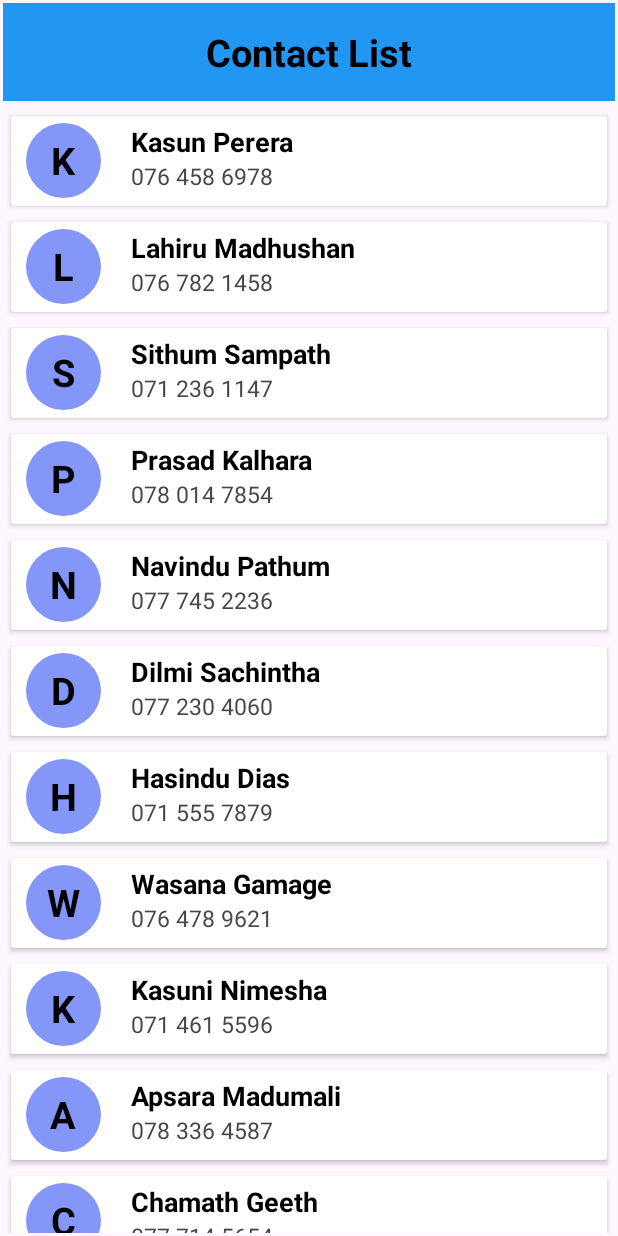
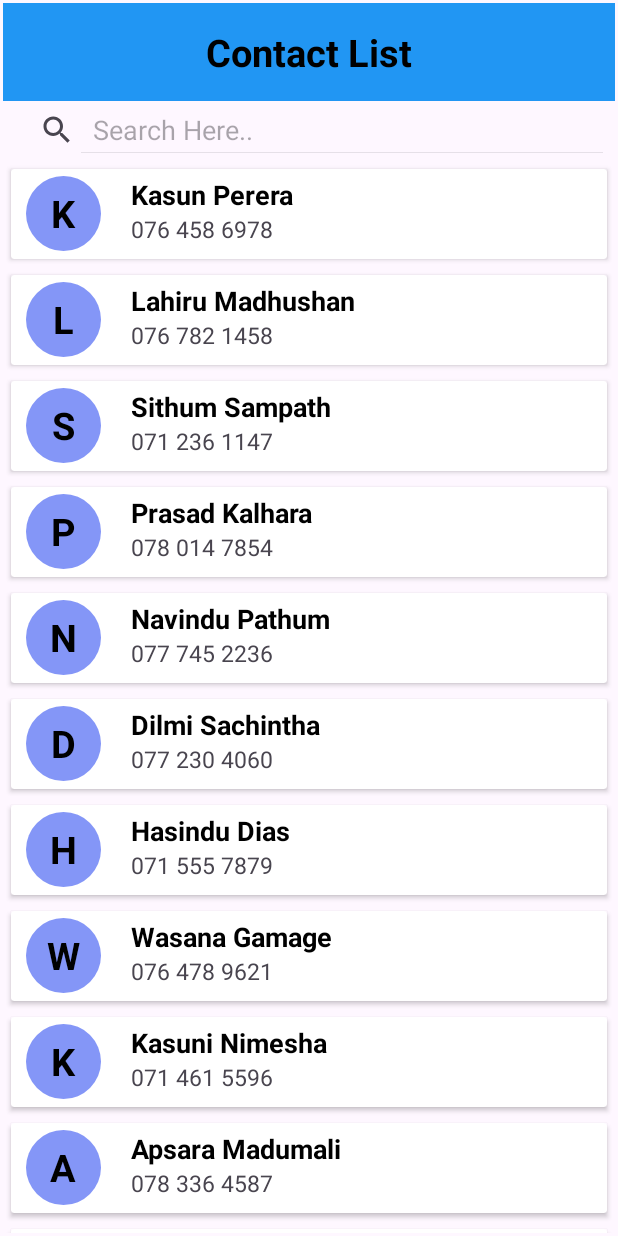
Before and after one commit to gschamika/Contacts-List-App, an Android app: the screen it shows after launch (MainActivity), on a phone screen of 412 x 824 dp. Run offline under Robolectric (Android 15) with nearby library versions, the phone set to English and light mode, and no system bars.

Commit message:
change 8 (search function)

```diff
--- a/app/src/main/java/com/example/contactslistapp/MainActivity.java
+++ b/app/src/main/java/com/example/contactslistapp/MainActivity.java
@@ -1,18 +1,18 @@
 package com.example.contactslistapp;
 
 import android.os.Bundle;
-import android.view.View;
-import android.widget.LinearLayout;
-
 import androidx.appcompat.app.AppCompatActivity;
+import androidx.appcompat.widget.SearchView;
 import androidx.recyclerview.widget.LinearLayoutManager;
 import androidx.recyclerview.widget.RecyclerView;
 import java.util.ArrayList;
+import java.util.List;
 
 public class MainActivity extends AppCompatActivity {
     private RecyclerViewAdapter adapter;
     private ArrayList<Contact> contactArrayList;
     private RecyclerView recyclerView;
+    private SearchView searchView;
 
     @Override
     protected void onCreate(Bundle savedInstanceState){
@@ -22,6 +22,7 @@ public class MainActivity extends AppCompatActivity {
         contactArrayList = new ArrayList<>();
 
         recyclerView = findViewById(R.id.recyclerViewContacts);
+        searchView = findViewById(R.id.searchView);
 
         contactArrayList.add(new Contact("Kasun Perera", "076 458 6978", "15A, Vijaya Mawatha, Colombo 05", "January 12, 1999"));
         contactArrayList.add(new Contact("Lahiru Madhushan", "076 782 1458", "42, Sunil Place, Galle", "March 5, 1998"));
@@ -48,5 +49,19 @@ public class MainActivity extends AppCompatActivity {
         adapter = new RecyclerViewAdapter(contactArrayList, this);
         recyclerView.setAdapter(adapter);
 
+        // Set up search functionality
+        searchView.setOnQueryTextListener(new SearchView.OnQueryTextListener() {
+            @Override
+            public boolean onQueryTextSubmit(String query) {
+                return false;
+            }
+
+            @Override
+            public boolean onQueryTextChange(String newText) {
+                adapter.getFilter().filter(newText);
+                return false;
+            }
+        });
+
     }
 }
--- a/app/src/main/res/layout/activity_main.xml
+++ b/app/src/main/res/layout/activity_main.xml
@@ -3,6 +3,7 @@
     xmlns:tools="http://schemas.android.com/tools"
     android:layout_width="match_parent"
     android:layout_height="wrap_content"
+    xmlns:app="http://schemas.android.com/apk/res-auto"
     android:padding="2dp"
     tools:context=".MainActivity">
 
@@ -28,10 +29,24 @@
         android:textSize="25dp"
         android:textStyle="bold" />
 
+    <androidx.appcompat.widget.SearchView
+        android:id="@+id/searchView"
+        android:layout_width="match_parent"
+        android:layout_height="30dp"
+        android:layout_alignParentStart="true"
+        android:layout_alignParentTop="true"
+        android:layout_centerHorizontal="true"
+        android:layout_marginStart="4dp"
+        android:layout_marginTop="70dp"
+        app:queryHint="Search Here.."
+        app:iconifiedByDefault="false"/>
+
     <androidx.recyclerview.widget.RecyclerView
         android:id="@+id/recyclerViewContacts"
         android:layout_width="match_parent"
         android:layout_height="match_parent"
-        android:layout_marginTop="70dp"/>
+        android:layout_alignParentBottom="true"
+        android:layout_marginTop="100dp"
+        android:layout_marginBottom="5dp" />
 
 </RelativeLayout>
```
Also changed, not shown: app/src/main/java/com/example/contactslistapp/RecyclerViewAdapter.java (+37 -0 lines).
